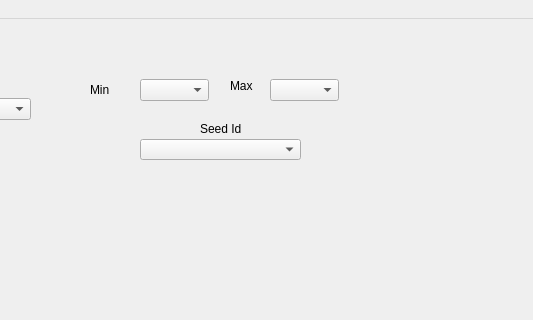
Old version of the form multitargetingwindow.ui in the repository TrinhLab/CASPERapp; both pictures show x 770 to 1303 and y 0 to 320 of the 1303 by 814 pixel window.
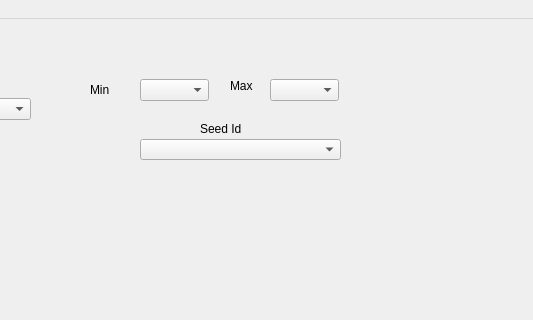
New version of the form. Custom widgets are drawn as their Qt base class.

Commit message: update for results table properly clearing old detail buttons and old data if user runs another off target analysis. also redid the offtarget.exe to not put spaces in between the detailed output in the file it generates because i saw random times where that empty line wouldn't be there for some reason which throws off the python parsing so i took it out in the .exe and changed the parser in python so this issue shouldnt happen anymore

```diff
--- a/multitargetingwindow.ui
+++ b/multitargetingwindow.ui
@@ -173,7 +173,7 @@
      <rect>
       <x>910</x>
       <y>120</y>
-      <width>161</width>
+      <width>201</width>
       <height>21</height>
      </rect>
     </property>
```
The commit also changes 4 other files.
